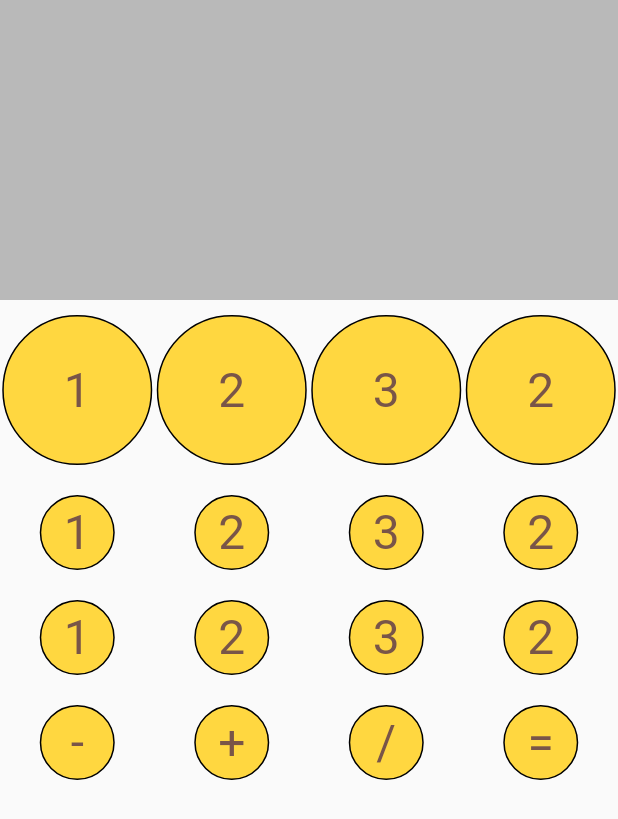
After one commit to jihanislam007/ict_appdevelopment_batch02, a Flutter app: the Calculator screen opened directly, on a phone screen of 412 x 824 dp. The commit adds this screen. Shown: the top 819 px of the screen. Run offline on Flutter 3.47's test engine with Material 2 defaults, Android fonts, the phone set to English and light mode, and no system bars.

Commit message:
Class - 11

```diff
--- /dev/null
+++ b/lib/Calculator.dart
@@ -0,0 +1,280 @@
+import 'package:flutter/material.dart';
+
+
+class Calculator extends StatelessWidget {
+  const Calculator({Key? key}) : super(key: key);
+
+  @override
+  Widget build(BuildContext context) {
+
+  var wd = MediaQuery.of(context).size.width;
+
+    return Scaffold(
+      body: SafeArea(
+        child: Column(
+          children: [
+            //calcutor screen
+            Container(
+              height: 200,
+              width: double.infinity,
+              color: Colors.black26,
+            ),
+            SizedBox(height: 10,),
+            Row(
+              children: [
+
+                Container(
+                  height: 100,
+                  width: MediaQuery.of(context).size.width/4,
+                  child: Center(
+                    child: Text("1",
+                      style: TextStyle(fontSize: 32,color: Colors.brown),),
+                  ),
+                  decoration: BoxDecoration(
+                    color: Colors.amberAccent,
+                    border: Border.all(width: 1,color: Colors.black),
+                    shape: BoxShape.circle
+
+                  ),
+                ),
+                Container(
+                  height: 100,
+                  width: MediaQuery.of(context).size.width/4,
+                  child: Center(
+                    child: Text("2",
+                      style: TextStyle(fontSize: 32,color: Colors.brown),),
+                  ),
+                  decoration: BoxDecoration(
+                      color: Colors.amberAccent,
+                      border: Border.all(width: 1,color: Colors.black),
+                      shape: BoxShape.circle
+
+                  ),
+                ),
+                Container(
+                  height: 100,
+                  width: MediaQuery.of(context).size.width/4,
+                  child: Center(
+                    child: Text("3",
+                      style: TextStyle(fontSize: 32,color: Colors.brown),),
+                  ),
+                  decoration: BoxDecoration(
+                      color: Colors.amberAccent,
+                      border: Border.all(width: 1,color: Colors.black),
+                      shape: BoxShape.circle
+
+                  ),
+                ),
+                Container(
+                  height: 100,
+                  width: MediaQuery.of(context).size.width/4,
+                  child: Center(
+                    child: Text("2",
+                      style: TextStyle(fontSize: 32,color: Colors.brown),),
+                  ),
+                  decoration: BoxDecoration(
+                      color: Colors.amberAccent,
+                      border: Border.all(width: 1,color: Colors.black),
+                      shape: BoxShape.circle
+
+                  ),
+                ),
+
+              ],
+            ),
+            SizedBox(height: 20,),
+            Row(
+              children: [
+
+                Container(
+                  height: 50,
+                  width: MediaQuery.of(context).size.width/4,
+                  child: Center(
+                    child: Text("1",
+                      style: TextStyle(fontSize: 32,color: Colors.brown),),
+                  ),
+                  decoration: BoxDecoration(
+                      color: Colors.amberAccent,
+                      border: Border.all(width: 1,color: Colors.black),
+                      shape: BoxShape.circle
+
+                  ),
+                ),
+                Container(
+                  height: 50,
+                  width: MediaQuery.of(context).size.width/4,
+                  child: Center(
+                    child: Text("2",
+                      style: TextStyle(fontSize: 32,color: Colors.brown),),
+                  ),
+                  decoration: BoxDecoration(
+                      color: Colors.amberAccent,
+                      border: Border.all(width: 1,color: Colors.black),
+                      shape: BoxShape.circle
+
+                  ),
+                ),
+                Container(
+                  height: 50,
+                  width: MediaQuery.of(context).size.width/4,
+                  child: Center(
+                    child: Text("3",
+                      style: TextStyle(fontSize: 32,color: Colors.brown),),
+                  ),
+                  decoration: BoxDecoration(
+                      color: Colors.amberAccent,
+                      border: Border.all(width: 1,color: Colors.black),
+                      shape: BoxShape.circle
+
+                  ),
+                ),
+                Container(
+                  height: 50,
+                  width: MediaQuery.of(context).size.width/4,
+                  child: Center(
+                    child: Text("2",
+                      style: TextStyle(fontSize: 32,color: Colors.brown),),
+                  ),
+                  decoration: BoxDecoration(
+                      color: Colors.amberAccent,
+                      border: Border.all(width: 1,color: Colors.black),
+                      shape: BoxShape.circle
+
+                  ),
+                ),
+
+              ],
+            ),
+            SizedBox(height: 20,),
+            Row(
+              children: [
+
+                Container(
+                  height: 50,
+                  width: MediaQuery.of(context).size.width/4,
+                  child: Center(
+                    child: Text("1",
+                      style: TextStyle(fontSize: 32,color: Colors.brown),),
+                  ),
+                  decoration: BoxDecoration(
+                      color: Colors.amberAccent,
+                      border: Border.all(width: 1,color: Colors.black),
+                      shape: BoxShape.circle
+
+                  ),
+                ),
+                Container(
+                  height: 50,
+                  width: MediaQuery.of(context).size.width/4,
+                  child: Center(
+                    child: Text("2",
+                      style: TextStyle(fontSize: 32,color: Colors.brown),),
+                  ),
+                  decoration: BoxDecoration(
+                      color: Colors.amberAccent,
+                      border: Border.all(width: 1,color: Colors.black),
+                      shape: BoxShape.circle
+
+                  ),
+                ),
+                Container(
+                  height: 50,
+                  width: MediaQuery.of(context).size.width/4,
+                  child: Center(
+                    child: Text("3",
+                      style: TextStyle(fontSize: 32,color: Colors.brown),),
+                  ),
+                  decoration: BoxDecoration(
+                      color: Colors.amberAccent,
+                      border: Border.all(width: 1,color: Colors.black),
+                      shape: BoxShape.circle
+
+                  ),
+                ),
+                Container(
+                  height: 50,
+                  width: MediaQuery.of(context).size.width/4,
+                  child: Center(
+                    child: Text("2",
+                      style: TextStyle(fontSize: 32,color: Colors.brown),),
+                  ),
+                  decoration: BoxDecoration(
+                      color: Colors.amberAccent,
+                      border: Border.all(width: 1,color: Colors.black),
+                      shape: BoxShape.circle
+
+                  ),
+                ),
+
+              ],
+            ),
+            SizedBox(height: 20,),
+            Row(
+              children: [
+
+                Container(
+                  height: 50,
+                  width: MediaQuery.of(context).size.width/4,
+                  child: Center(
+                    child: Text("-",
+                      style: TextStyle(fontSize: 32,color: Colors.brown),),
+                  ),
+                  decoration: BoxDecoration(
+                      color: Colors.amberAccent,
+                      border: Border.all(width: 1,color: Colors.black),
+                      shape: BoxShape.circle
+
+                  ),
+                ),
+                Container(
+                  height: 50,
+                  width: MediaQuery.of(context).size.width/4,
+                  child: Center(
+                    child: Text("+",
+                      style: TextStyle(fontSize: 32,color: Colors.brown),),
+                  ),
+                  decoration: BoxDecoration(
+                      color: Colors.amberAccent,
+                      border: Border.all(width: 1,color: Colors.black),
+                      shape: BoxShape.circle
+
+                  ),
+                ),
+                Container(
+                  height: 50,
+                  width: MediaQuery.of(context).size.width/4,
+                  child: Center(
+                    child: Text("/",
+                      style: TextStyle(fontSize: 32,color: Colors.brown),),
+                  ),
+                  decoration: BoxDecoration(
+                      color: Colors.amberAccent,
+                      border: Border.all(width: 1,color: Colors.black),
+                      shape: BoxShape.circle
+
+                  ),
+                ),
+                Container(
+                  height: 50,
+                  width: MediaQuery.of(context).size.width/4,
+                  child: Center(
+                    child: Text("=",
+                      style: TextStyle(fontSize: 32,color: Colors.brown),),
+                  ),
+                  decoration: BoxDecoration(
+                      color: Colors.amberAccent,
+                      border: Border.all(width: 1,color: Colors.black),
+                      shape: BoxShape.circle
+
+                  ),
+                ),
+
+              ],
+            ),
+
+          ],
+        ),
+      ),
+    );
+  }
+}
--- a/lib/SecondPage.dart
+++ b/lib/SecondPage.dart
@@ -1,54 +1,83 @@
-
 import 'package:flutter/material.dart';
 import 'package:ict_appdevelopment_batch02/RowColumn.dart';
+import 'package:ict_appdevelopment_batch02/SingleChildScrollView.dart';
 import 'package:ict_appdevelopment_batch02/main.dart';
 
+import 'Calculator.dart';
 import 'ImageLoad/PracticeImage.dart';
 import 'ThirdPage.dart';
 
 class SecondPage extends StatelessWidget {
-
   @override
   Widget build(BuildContext context) {
     return Scaffold(
         appBar: AppBar(
           leading: Icon(Icons.agriculture),
           actions: [Icon(Icons.agriculture)],
-
           title: Text("Batch -002"),
           centerTitle: true,
         ),
-        body: Center(child: ListView(
+        body: Center(
+            child: ListView(
           children: [
-
             Padding(
               padding: const EdgeInsets.all(18.0),
               child: Container(
                   height: 200,
                   color: Colors.deepOrangeAccent,
-                  child: Center(child: Text("Jomshed Ali",
-                  style: TextStyle(fontWeight : FontWeight.bold),))),
+                  child: Center(
+                      child: Text(
+                    "Jomshed Ali",
+                    style: TextStyle(fontWeight: FontWeight.bold),
+                  ))),
             ),
-            Text("Jomshed Ali",style: TextStyle(fontSize: 32),),
+            Text(
+              "Jomshed Ali",
+              style: TextStyle(fontSize: 32),
+            ),
+            ElevatedButton(
+                onPressed: () {
+                  Navigator.push(context,
+                      MaterialPageRoute(builder: (context) => Thirdpage()));
+                },
+                child: Text("Button")),
+            ElevatedButton(
+                onPressed: () {
+                  Navigator.push(context,
+                      MaterialPageRoute(builder: (context) => RowColumn()));
+                },
+                child: Text("RowColumn")),
+            ElevatedButton(
+                onPressed: () {
+                  Navigator.push(
+                      context,
+                      MaterialPageRoute(
+                          builder: (context) => SingleChildScrollViews()));
+                },
+                child: Text("Single Child Scrollview")),
 
-            ElevatedButton(onPressed: (){
-              Navigator.push(context, MaterialPageRoute(builder: (context)=> Thirdpage()));
-            }, child: Text("Button")),
-
-            ElevatedButton(onPressed: (){
-              Navigator.push(context, MaterialPageRoute(builder: (context)=> RowColumn()));
-            }, child: Text("RowColumn")),
-
+            ElevatedButton(
+                onPressed: () {
+                  Navigator.push(
+                      context,
+                      MaterialPageRoute(
+                          builder: (context) => Calculator()));
+                },
+                child: Text("Calculator")),
             Container(
               child: ElevatedButton(
-                  onPressed: (){
-                print("pressed done");
-                Navigator.push(context, MaterialPageRoute(builder: (context) => PracticeImage()));
-              }, child: Text("Image Load")),
+                  onPressed: () {
+                    print("pressed done");
+                    Navigator.push(
+                        context,
+                        MaterialPageRoute(
+                            builder: (context) => PracticeImage()));
+                  },
+                  child: Text("Image Load")),
             )
           ],
         ))
-      //)
-    );
+        //)
+        );
   }
 }
--- /dev/null
+++ b/lib/SingleChildScrollView.dart
@@ -0,0 +1,29 @@
+import 'package:flutter/material.dart';
+
+class SingleChildScrollViews extends StatelessWidget {
+  @override
+  Widget build(BuildContext context) {
+    return Scaffold(
+      appBar: AppBar(
+        title: Text("Single child scroll view"),
+      ),
+      body: SafeArea(
+          child: SingleChildScrollView(
+        scrollDirection: Axis.vertical,
+        physics: FixedExtentScrollPhysics(),
+        //NeverScrollableScrollPhysics(),
+        //BouncingScrollPhysics(),
+        padding: EdgeInsets.only(left: 20, right: 20, top: 100),
+        child: Column(
+          children: [
+            Text(
+              '''Bangladesh, to the east of India on the Bay of Bengal, is a South Asian country marked by lush greenery and many waterways. Its Padma (Ganges), Meghna and Jamuna rivers create fertile plains, and travel by boat is common. On the southern coast, the Sundarbans, an enormous mangrove forest shared with Eastern India, is home to the royal Bengal tiger. Bangladesh, to the east of India on the Bay of Bengal, is a South Asian country marked by lush greenery and many waterways. Its Padma (Ganges), Meghna and Jamuna rivers create fertile plains, and travel by boat is common. On the southern coast, the Sundarbans, an enormous mangrove forest shared with Eastern India, is home to the royal Bengal tiger. Bangladesh, to the east of India on the Bay of Bengal, is a South Asian country marked by lush greenery and many waterways. Its Padma (Ganges), Meghna and Jamuna rivers create fertile plains, and travel by boat is common. On the southern coast, the Sundarbans, an enormous mangrove forest shared with Eastern India, is home to the royal Bengal tiger.''',
+              style: TextStyle(fontSize: 32),
+              textAlign: TextAlign.justify,
+            ),
+          ],
+        ),
+      )),
+    );
+  }
+}
```
